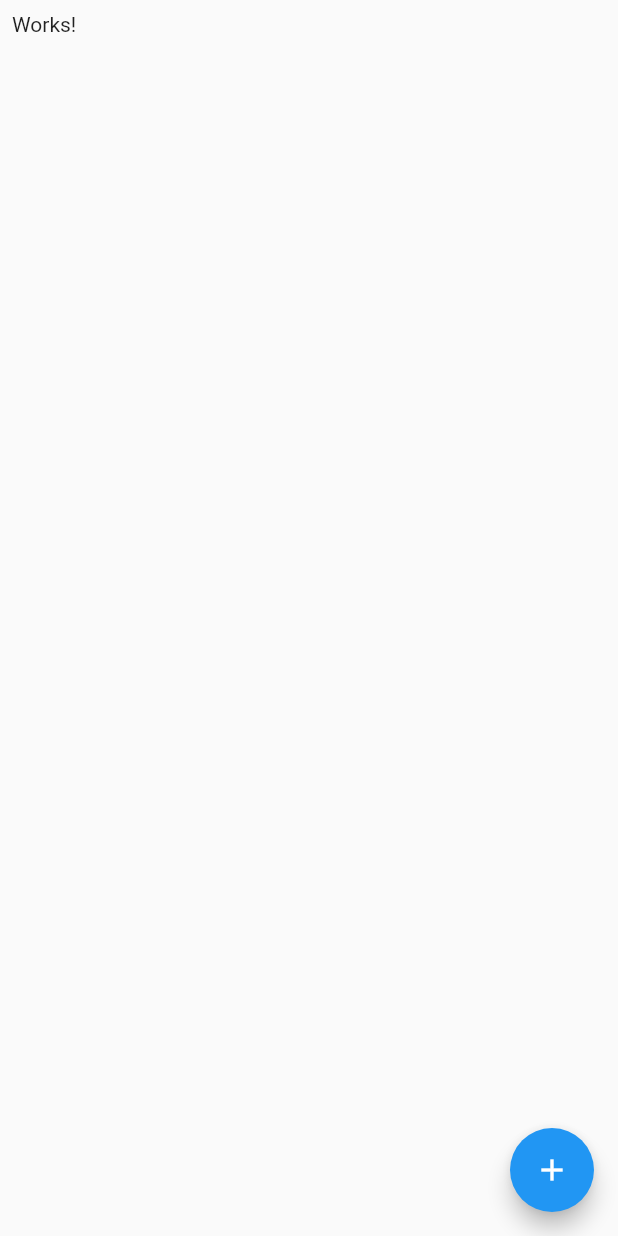
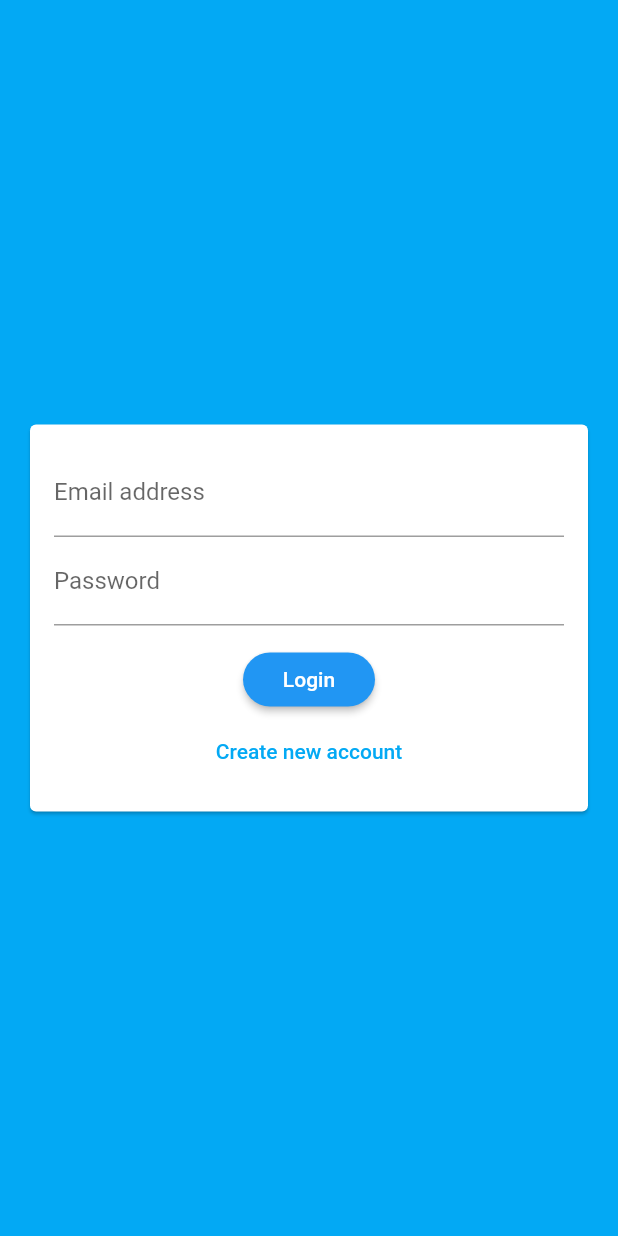
Before and after one commit to SzaszArnold/StrokeMonitor, a Flutter app: the screen it shows after launch, on a phone screen of 412 x 824 dp. Run offline on Flutter 3.47's test engine with Material 2 defaults, Android fonts, the phone set to English and light mode, and no system bars; our stand-ins replace cloud_firestore, firebase_auth, firebase_core; missing offline and left inert: huawei_health; accounts and stored records are empty.

Commit message:
Firebase auth(done)
flutter

```diff
--- a/Flutter_App/strokemonitor/lib/main.dart
+++ b/Flutter_App/strokemonitor/lib/main.dart
@@ -1,6 +1,8 @@
+import 'package:firebase_auth/firebase_auth.dart';
 import 'package:flutter/material.dart';
+import 'package:strokemonitor/screens/auth_screen.dart';
+import 'package:firebase_core/firebase_core.dart';
 import 'package:strokemonitor/screens/main_screen.dart';
-import 'package:firebase_core/firebase_core.dart';
 
 void main() async {
   WidgetsFlutterBinding.ensureInitialized();
@@ -14,9 +16,27 @@
     return MaterialApp(
       title: 'StrokeMonitor',
       theme: ThemeData(
-        primarySwatch: Colors.blue,
+        primarySwatch: Colors.lightBlue,
+        accentColor: Colors.blueAccent,
+        accentColorBrightness: Brightness.dark,
+        buttonTheme: ButtonTheme.of(context).copyWith(
+          buttonColor: Colors.blue,
+          textTheme: ButtonTextTheme.primary,
+          shape: RoundedRectangleBorder(
+            borderRadius: BorderRadius.circular(20),
+          ),
+        ),
       ),
-      home: MainScreen(),
+      home: StreamBuilder(
+        stream: FirebaseAuth.instance.authStateChanges(),
+        builder: (ctx, userSnapshot) {
+          if (userSnapshot.hasData) {
+            return MainScreen();
+          } else {
+            return AuthScreen();
+          }
+        },
+      ),
     );
   }
 }
--- a/Flutter_App/strokemonitor/lib/screens/auth_screen.dart
+++ b/Flutter_App/strokemonitor/lib/screens/auth_screen.dart
@@ -0,0 +1,74 @@
+import 'package:cloud_firestore/cloud_firestore.dart';
+import 'package:firebase_auth/firebase_auth.dart';
+import 'package:flutter/material.dart';
+import 'package:flutter/services.dart';
+import 'package:strokemonitor/widgets/auth/auth_form.dart';
+
+class AuthScreen extends StatefulWidget {
+  @override
+  _AuthScreenState createState() => _AuthScreenState();
+}
+
+class _AuthScreenState extends State<AuthScreen> {
+  final _auth = FirebaseAuth.instance;
+  var _isLoading = false;
+  void _submitAuthForm(
+    String email,
+    String password,
+    String birthday,
+    String gender,
+    String height,
+    String weight,
+    bool isLogin,
+  ) async {
+    UserCredential authResult;
+    try {
+      setState(() {
+        _isLoading = true;
+      });
+      if (isLogin) {
+        authResult = await _auth.signInWithEmailAndPassword(
+          email: email,
+          password: password,
+        );
+      } else {
+        authResult = await _auth.createUserWithEmailAndPassword(
+          email: email,
+          password: password,
+        );
+      }
+
+      FirebaseFirestore.instance
+          .collection('users')
+          .doc(authResult.user.uid)
+          .set({
+        'birthday': birthday,
+        'gender': gender,
+        'height': height,
+        'weight': weight,
+      });
+    } on PlatformException catch (err) {
+      var message = 'An error occured, please check your credentials!';
+      if (err.message != null) {
+        message = err.message;
+      }
+      Text(message);
+      setState(() {
+        _isLoading = false;
+      });
+    } catch (err) {
+      print(err);
+    }
+  }
+
+  @override
+  Widget build(BuildContext context) {
+    return Scaffold(
+      backgroundColor: Theme.of(context).primaryColor,
+      body: AuthForm(
+        _submitAuthForm,
+        _isLoading,
+      ),
+    );
+  }
+}
--- /dev/null
+++ b/Flutter_App/strokemonitor/lib/widgets/auth/auth_form.dart
@@ -0,0 +1,189 @@
+import 'package:flutter/material.dart';
+
+class AuthForm extends StatefulWidget {
+  AuthForm(this.submitFunction, this.isLoading);
+  final bool isLoading;
+  final void Function(
+    String email,
+    String password,
+    String birthday,
+    String gender,
+    String height,
+    String weight,
+    bool isLogin,
+  ) submitFunction;
+  @override
+  _AuthFormState createState() => _AuthFormState();
+}
+
+class _AuthFormState extends State<AuthForm> {
+  final _formKey = GlobalKey<FormState>();
+  var _isLogin = true;
+  String _userEmail = '';
+  String _userPassword = '';
+  String _userBirthDay = '';
+  String _userGender = '';
+  String _userHeight = '';
+  String _userWeight = '';
+
+  void _trySubmit() {
+    final isValid = _formKey.currentState.validate();
+    FocusScope.of(context).unfocus();
+
+    if (isValid) {
+      _formKey.currentState.save();
+      widget.submitFunction(
+        _userEmail,
+        _userPassword,
+        _userBirthDay,
+        _userGender,
+        _userHeight,
+        _userWeight,
+        _isLogin,
+      );
+    }
+  }
+
+  @override
+  Widget build(BuildContext context) {
+    return Center(
+      child: Card(
+        margin: EdgeInsets.all(20),
+        child: SingleChildScrollView(
+          child: Padding(
+            padding: EdgeInsets.all(16),
+            child: Form(
+              key: _formKey,
+              child: Column(
+                mainAxisSize: MainAxisSize.min,
+                children: <Widget>[
+                  TextFormField(
+                    key: ValueKey('email'),
+                    validator: (value) {
+                      if (value.isEmpty || !value.contains('@')) {
+                        return 'Please enter a valid email address.';
+                      }
+                      return null;
+                    },
+                    keyboardType: TextInputType.emailAddress,
+                    decoration: InputDecoration(
+                      labelText: 'Email address',
+                    ),
+                    onSaved: (value) {
+                      _userEmail = value;
+                    },
+                  ),
+                  TextFormField(
+                    key: ValueKey('password'),
+                    validator: (value) {
+                      if (value.isEmpty || value.length < 8) {
+                        return 'Password must be at least 8 characters long.';
+                      }
+                      return null;
+                    },
+                    decoration: InputDecoration(
+                      labelText: 'Password',
+                    ),
+                    obscureText: true,
+                    onSaved: (value) {
+                      _userPassword = value;
+                    },
+                  ),
+                  if (!_isLogin)
+                    Column(
+                      mainAxisSize: MainAxisSize.min,
+                      children: <Widget>[
+                        TextFormField(
+                          key: ValueKey('birthday'),
+                          validator: (value) {
+                            if (value.isEmpty) {
+                              return 'Please enter a valid date.';
+                            }
+                            return null;
+                          },
+                          keyboardType: TextInputType.datetime,
+                          decoration: InputDecoration(
+                            labelText: 'Birthday',
+                          ),
+                          onSaved: (value) {
+                            _userBirthDay = value;
+                          },
+                        ),
+                        TextFormField(
+                          key: ValueKey('gender'),
+                          validator: (value) {
+                            if (value.isEmpty) {
+                              return 'Please enter a valid gender.';
+                            }
+                            return null;
+                          },
+                          keyboardType: TextInputType.datetime,
+                          decoration: InputDecoration(
+                            labelText: 'Gender',
+                          ),
+                          onSaved: (value) {
+                            _userGender = value;
+                          },
+                        ),
+                        TextFormField(
+                          key: ValueKey('height'),
+                          validator: (value) {
+                            if (value.isEmpty) {
+                              return 'Please enter a valid height.';
+                            }
+                            return null;
+                          },
+                          keyboardType: TextInputType.datetime,
+                          decoration: InputDecoration(
+                            labelText: 'Height',
+                          ),
+                          onSaved: (value) {
+                            _userHeight = value;
+                          },
+                        ),
+                        TextFormField(
+                          key: ValueKey('weight'),
+                          validator: (value) {
+                            if (value.isEmpty) {
+                              return 'Please enter a valid weight.';
+                            }
+                            return null;
+                          },
+                          keyboardType: TextInputType.datetime,
+                          decoration: InputDecoration(
+                            labelText: 'Weight',
+                          ),
+                          onSaved: (value) {
+                            _userWeight = value;
+                          },
+                        ),
+                      ],
+                    ),
+                  SizedBox(height: 12),
+                  if (widget.isLoading) CircularProgressIndicator(),
+                  if (!widget.isLoading)
+                    RaisedButton(
+                      child: Text(_isLogin ? 'Login' : 'Signup'),
+                      onPressed: _trySubmit,
+                    ),
+                  if (!widget.isLoading)
+                    FlatButton(
+                      textColor: Theme.of(context).primaryColor,
+                      child: Text(_isLogin
+                          ? 'Create new account'
+                          : 'I already have an account'),
+                      onPressed: () {
+                        setState(() {
+                          _isLogin = !_isLogin;
+                        });
+                      },
+                    ),
+                ],
+              ),
+            ),
+          ),
+        ),
+      ),
+    );
+  }
+}
--- a/Flutter_App/strokemonitor/pubspec.yaml
+++ b/Flutter_App/strokemonitor/pubspec.yaml
@@ -31,6 +31,7 @@
   cupertino_icons: ^1.0.1
   firebase_core: "^0.7.0"
   cloud_firestore: ^0.16.0
+  firebase_auth: "^0.20.0+1"
 
 dev_dependencies:
   flutter_test:
```
Also changed, not shown: Flutter_App/strokemonitor/lib/screens/main_screen.dart (+53 -12 lines).
